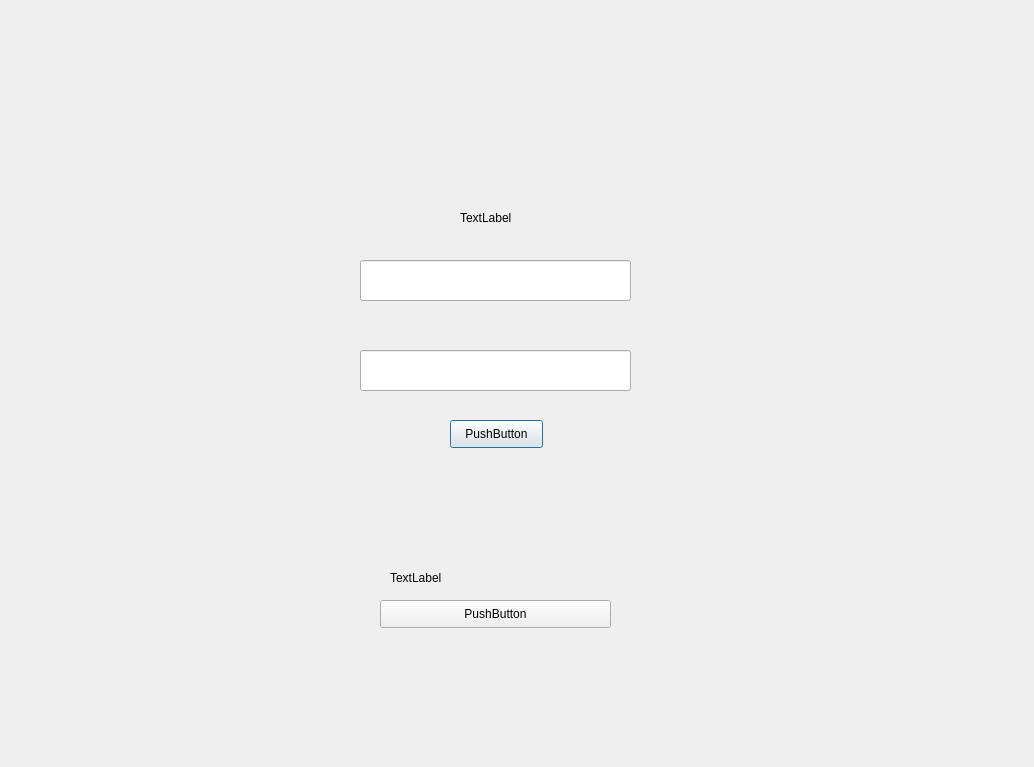
lilbaby344/Diplom, file .ui/login.ui: the form before one commit.
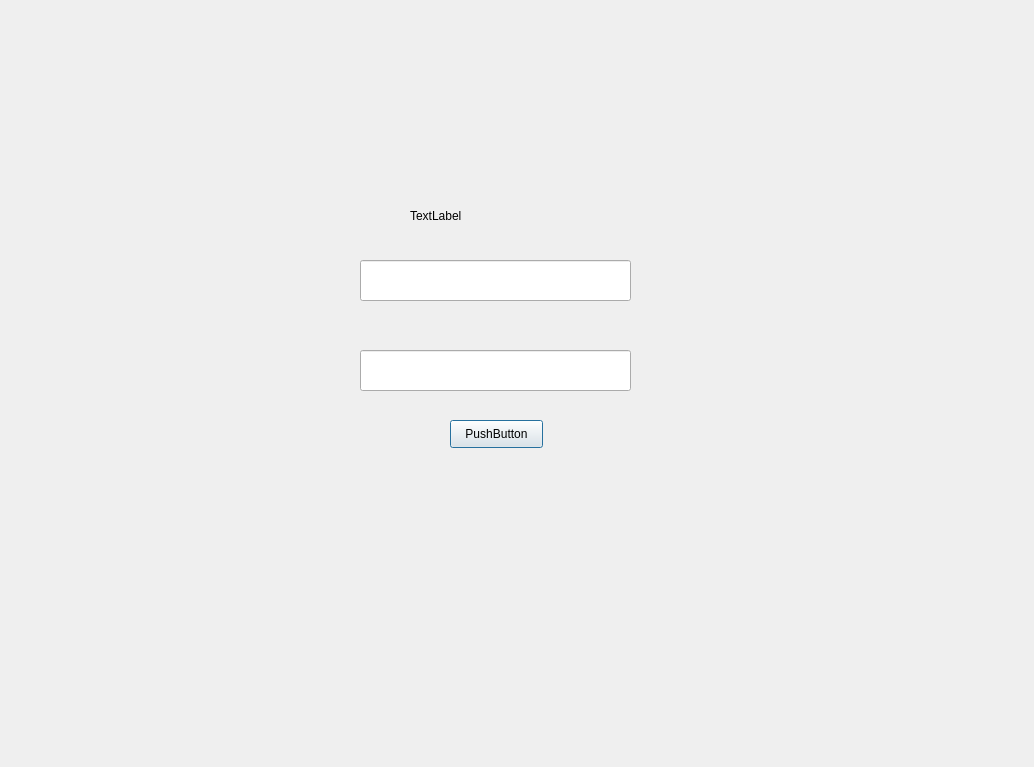
The form after the commit.

```diff
--- a/.ui/login.ui
+++ b/.ui/login.ui
@@ -52,36 +52,10 @@
   <widget class="QLabel" name="vhod">
    <property name="geometry">
     <rect>
-     <x>460</x>
-     <y>210</y>
-     <width>151</width>
-     <height>16</height>
-    </rect>
-   </property>
-   <property name="text">
-    <string>TextLabel</string>
-   </property>
-  </widget>
-  <widget class="QPushButton" name="registerButton">
-   <property name="geometry">
-    <rect>
-     <x>380</x>
-     <y>600</y>
+     <x>410</x>
+     <y>200</y>
      <width>231</width>
-     <height>28</height>
-    </rect>
-   </property>
-   <property name="text">
-    <string>PushButton</string>
-   </property>
-  </widget>
-  <widget class="QLabel" name="reg">
-   <property name="geometry">
-    <rect>
-     <x>390</x>
-     <y>570</y>
-     <width>171</width>
-     <height>16</height>
+     <height>31</height>
     </rect>
    </property>
    <property name="text">
```
